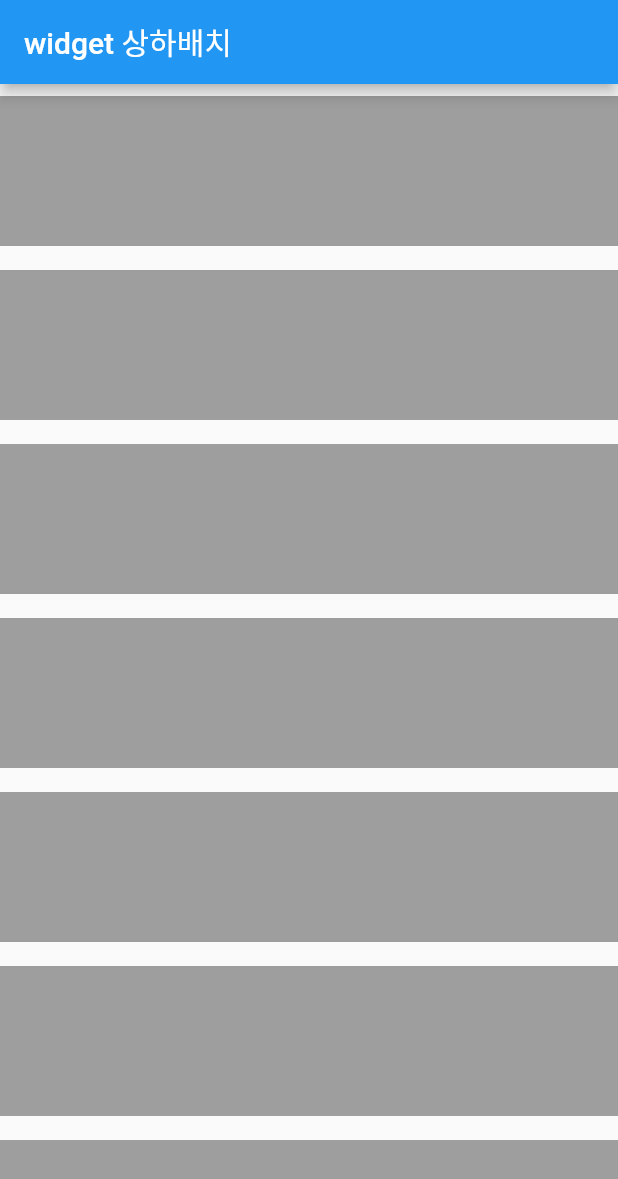
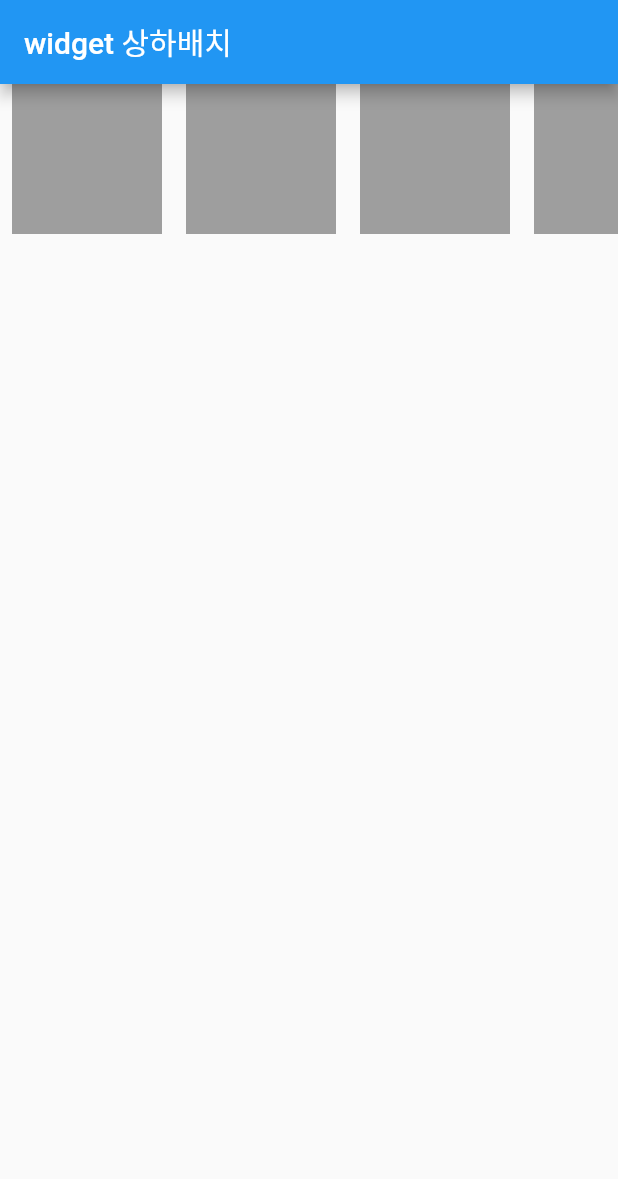
Before and after one commit to GraceMJE/practice_flutter_layout, a Flutter app: the screen it shows after launch, on a phone screen of 412 x 824 dp. Shown: the top 1179 px of the screen. Run offline on Flutter 3.47's test engine with Material 2 defaults, Android fonts, the phone set to English and light mode, and no system bars.

Commit message:
스크롤 가능토록 하는 widget적용(SingChildScrollView)_row버전_Tab bar에 자주 사용됨

```diff
--- a/lib/main.dart
+++ b/lib/main.dart
@@ -19,51 +19,52 @@ class Body extends StatelessWidget {
   @override
   Widget build(BuildContext context) {
     return SingleChildScrollView( // widget으로 감싸서 변경
-      child: Column( //column으로 감싸면 축(axis)이 상하좌우 다 적용됨
+      scrollDirection: Axis.horizontal, //child가 row면 축 설정해줘야 함 & width무한대이면 안 됨
+      child: Row( //column으로 감싸면 축(axis)이 상하좌우 다 적용됨_Tab Bar생성시 자주 사용됨
         mainAxisAlignment: MainAxisAlignment.center,
         crossAxisAlignment: CrossAxisAlignment.end,
         children: [
           Container(
             color: Colors.grey,
-            width: double.infinity,
+            width: 100,
             height: 100,
-            margin: EdgeInsets.symmetric(vertical: 8),
+            margin: EdgeInsets.symmetric(horizontal: 8),
           ),
           Container(
             color: Colors.grey,
-            width: double.infinity,
+            width: 100,
             height: 100,
-            margin: EdgeInsets.symmetric(vertical: 8),
+            margin: EdgeInsets.symmetric(horizontal: 8),
           ),
           Container(
             color: Colors.grey,
-            width: double.infinity,
+            width: 100,
             height: 100,
-            margin: EdgeInsets.symmetric(vertical: 8),
+            margin: EdgeInsets.symmetric(horizontal: 8),
           ),
           Container(
             color: Colors.grey,
-            width: double.infinity,
+            width: 100,
             height: 100,
-            margin: EdgeInsets.symmetric(vertical: 8),
+            margin: EdgeInsets.symmetric(horizontal: 8),
           ),
           Container(
             color: Colors.grey,
-            width: double.infinity,
+            width: 100,
             height: 100,
-            margin: EdgeInsets.symmetric(vertical: 8),
+            margin: EdgeInsets.symmetric(horizontal: 8),
           ),
           Container(
             color: Colors.grey,
-            width: double.infinity,
+            width: 100,
             height: 100,
-            margin: EdgeInsets.symmetric(vertical: 8),
+            margin: EdgeInsets.symmetric(horizontal: 8),
           ),
           Container(
             color: Colors.grey,
-            width: double.infinity,
+            width: 100,
             height: 100,
-            margin: EdgeInsets.symmetric(vertical: 8),
+            margin: EdgeInsets.symmetric(horizontal: 8),
           ),
         ],
       ),
```
